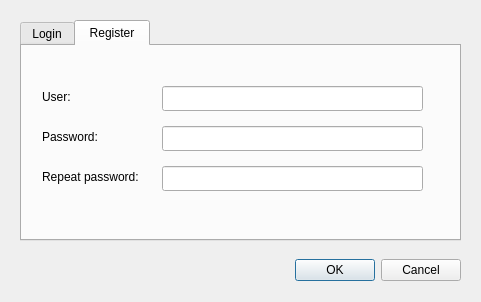
Above: pwdialog.ui from egge313/eggemesg before the change. Below: the same form after it.
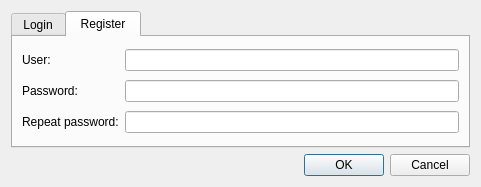
That is the form after the change. The open tabs and pages were chosen to show the change. Icons and pictures are not drawn.

Commit message: Getting the looks of pwdialog fixed.

The edit to the form file:
```diff
--- a/pwdialog.ui
+++ b/pwdialog.ui
@@ -7,7 +7,7 @@
     <x>0</x>
     <y>0</y>
     <width>481</width>
-    <height>302</height>
+    <height>187</height>
    </rect>
   </property>
   <property name="windowTitle">
@@ -20,46 +20,9 @@
   <property name="sizeGripEnabled">
    <bool>false</bool>
   </property>
-  <widget class="QDialogButtonBox" name="buttonBox">
-   <property name="geometry">
-    <rect>
-     <x>200</x>
-     <y>240</y>
-     <width>261</width>
-     <height>61</height>
-    </rect>
-   </property>
-   <property name="cursor">
-    <cursorShape>PointingHandCursor</cursorShape>
-   </property>
-   <property name="mouseTracking">
-    <bool>true</bool>
-   </property>
-   <property name="focusPolicy">
-    <enum>Qt::StrongFocus</enum>
-   </property>
-   <property name="layoutDirection">
-    <enum>Qt::LeftToRight</enum>
-   </property>
-   <property name="orientation">
-    <enum>Qt::Horizontal</enum>
-   </property>
-   <property name="standardButtons">
-    <set>QDialogButtonBox::Cancel|QDialogButtonBox::Ok</set>
-   </property>
-   <property name="centerButtons">
-    <bool>false</bool>
-   </property>
-  </widget>
+  <layout class="QGridLayout" name="gridLayout_3">
+   <item row="0" column="0">
   <widget class="QTabWidget" name="tabWidget">
-   <property name="geometry">
-    <rect>
-     <x>20</x>
-     <y>20</y>
-     <width>441</width>
-     <height>221</height>
-    </rect>
-   </property>
    <property name="cursor">
     <cursorShape>PointingHandCursor</cursorShape>
    </property>
@@ -154,83 +117,75 @@
     <attribute name="title">
      <string> Register </string>
     </attribute>
+      <layout class="QGridLayout" name="gridLayout">
+       <item row="0" column="0">
     <widget class="QLabel" name="label_3">
-     <property name="geometry">
-      <rect>
-       <x>20</x>
-       <y>40</y>
-       <width>101</width>
-       <height>21</height>
-      </rect>
-     </property>
      <property name="text">
       <string>User:</string>
      </property>
     </widget>
+       </item>
+       <item row="0" column="1">
+        <widget class="QLineEdit" name="lineEditUser2"/>
+       </item>
+       <item row="1" column="0">
     <widget class="QLabel" name="label_4">
-     <property name="geometry">
-      <rect>
-       <x>20</x>
-       <y>80</y>
-       <width>101</width>
-       <height>21</height>
-      </rect>
-     </property>
      <property name="text">
       <string>Password:</string>
      </property>
     </widget>
+       </item>
+       <item row="1" column="1">
+        <widget class="QLineEdit" name="lineEditPw2">
+         <property name="echoMode">
+          <enum>QLineEdit::Password</enum>
+         </property>
+        </widget>
+       </item>
+       <item row="2" column="0">
     <widget class="QLabel" name="label_5">
-     <property name="geometry">
-      <rect>
-       <x>20</x>
-       <y>120</y>
-       <width>121</width>
-       <height>21</height>
-      </rect>
-     </property>
      <property name="text">
       <string>Repeat password:</string>
      </property>
     </widget>
-    <widget class="QLineEdit" name="lineEditUser2">
-     <property name="geometry">
-      <rect>
-       <x>140</x>
-       <y>40</y>
-       <width>261</width>
-       <height>25</height>
-      </rect>
-     </property>
-    </widget>
-    <widget class="QLineEdit" name="lineEditPw2">
-     <property name="geometry">
-      <rect>
-       <x>140</x>
-       <y>80</y>
-       <width>261</width>
-       <height>25</height>
-      </rect>
-     </property>
-     <property name="echoMode">
-      <enum>QLineEdit::Password</enum>
-     </property>
-    </widget>
+       </item>
+       <item row="2" column="1">
     <widget class="QLineEdit" name="lineEditPwRepeat2">
-     <property name="geometry">
-      <rect>
-       <x>140</x>
-       <y>120</y>
-       <width>261</width>
-       <height>25</height>
-      </rect>
-     </property>
      <property name="echoMode">
       <enum>QLineEdit::Password</enum>
      </property>
     </widget>
-   </widget>
-  </widget>
+       </item>
+      </layout>
+     </widget>
+    </widget>
+   </item>
+   <item row="1" column="0">
+    <widget class="QDialogButtonBox" name="buttonBox">
+     <property name="cursor">
+      <cursorShape>PointingHandCursor</cursorShape>
+     </property>
+     <property name="mouseTracking">
+      <bool>true</bool>
+     </property>
+     <property name="focusPolicy">
+      <enum>Qt::StrongFocus</enum>
+     </property>
+     <property name="layoutDirection">
+      <enum>Qt::LeftToRight</enum>
+     </property>
+     <property name="orientation">
+      <enum>Qt::Horizontal</enum>
+     </property>
+     <property name="standardButtons">
+      <set>QDialogButtonBox::Cancel|QDialogButtonBox::Ok</set>
+     </property>
+     <property name="centerButtons">
+      <bool>false</bool>
+     </property>
+    </widget>
+   </item>
+  </layout>
  </widget>
  <resources>
   <include location="resources.qrc"/>
```
Left out of the diff: 67 changed lines with no effect on the pictures. Lines whose indentation alone changed are shown as unchanged. The commit also changes 20 other files.
